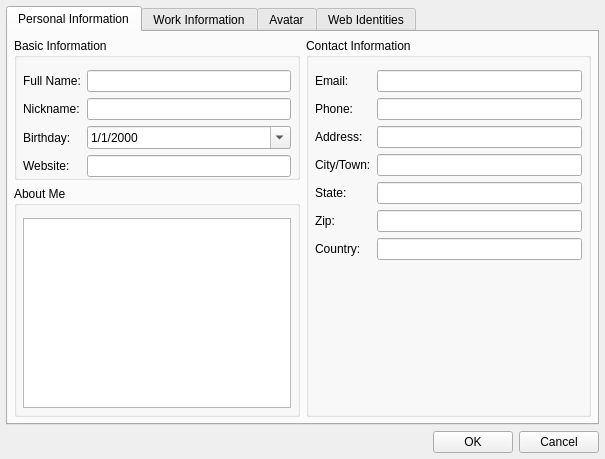
The window that src/Synapse.QtClient/qt-gui/EditProfileDialog.ui (codebutler/synapse) describes before a commit, drawn with Qt 5.
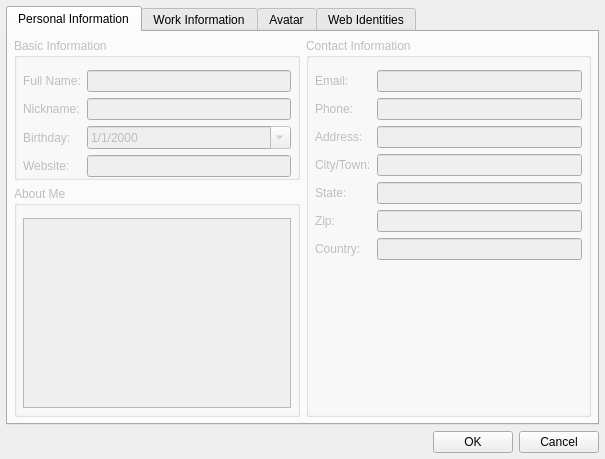
The same window after the commit.

The edit to the form file:
```diff
--- a/src/Synapse.QtClient/qt-gui/EditProfileDialog.ui
+++ b/src/Synapse.QtClient/qt-gui/EditProfileDialog.ui
@@ -22,6 +22,9 @@
       <number>0</number>
      </property>
      <widget class="QWidget" name="tab" >
+      <property name="enabled" >
+       <bool>false</bool>
+      </property>
       <attribute name="title" >
        <string>Personal Information</string>
       </attribute>
```
Left out of the diff: 3 changed lines with no effect on the pictures.
